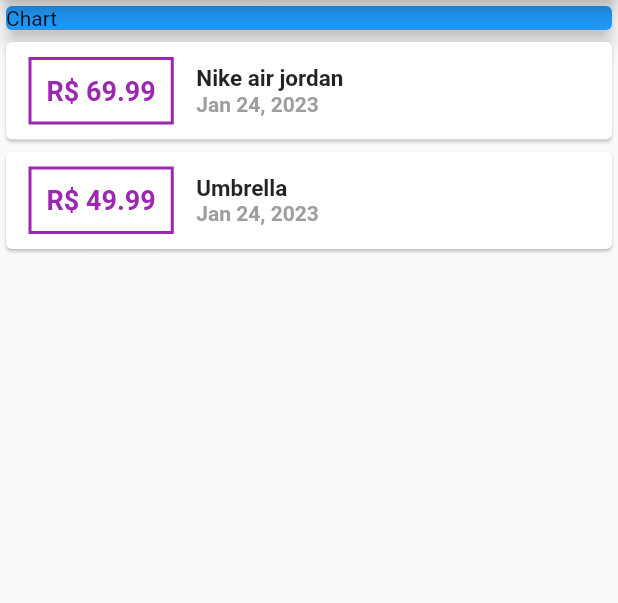
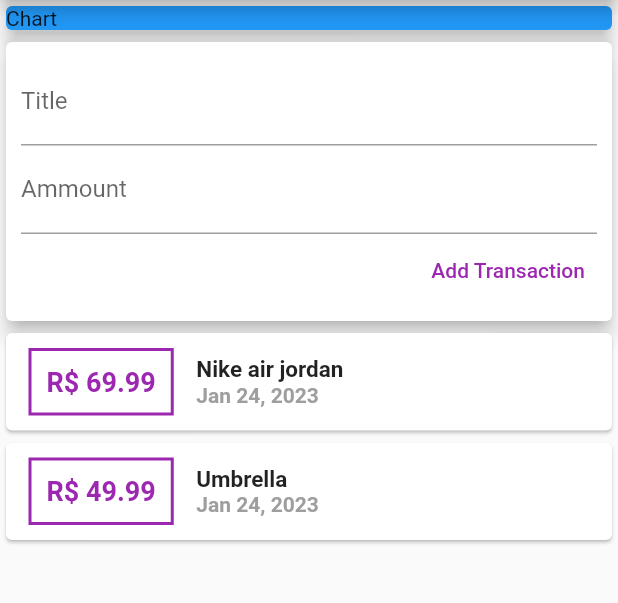
Before and after one commit to Rod634/expenses-app, a Flutter app: the screen it shows after launch, on a phone screen of 412 x 824 dp, the part 84-687 px from its top. Run offline on Flutter 3.47's test engine with Material 2 defaults, Android fonts, the phone set to English and light mode, and no system bars.

Commit message:
input fields to add a new transaction

```diff
--- a/lib/main.dart
+++ b/lib/main.dart
@@ -21,6 +21,9 @@ class MyApp extends StatelessWidget {
     )
   ];
 
+  String transactionTitle = "";
+  String transactionAmmount = "";
+
   // This widget is the root of your application.
   @override
   Widget build(BuildContext context) {
@@ -39,6 +42,37 @@ class MyApp extends StatelessWidget {
                 color: Colors.blue,
                 child: Text('Chart'),
               ),
+            ),
+            Card(
+              elevation: 5,
+              child: Container(
+                  padding: EdgeInsets.all(10),
+                  child: Column(
+                    crossAxisAlignment: CrossAxisAlignment.end,
+                    children: [
+                      TextField(
+                        decoration: InputDecoration(labelText: 'Title'),
+                        onChanged: (val) {
+                          transactionTitle = val;
+                        },
+                      ),
+                      TextField(
+                        decoration: InputDecoration(labelText: 'Ammount'),
+                        onChanged: (val) {
+                          transactionAmmount = val;
+                        },
+                      ),
+                      TextButton(
+                        onPressed: () {},
+                        child: Text(
+                          'Add Transaction',
+                          style: TextStyle(
+                            color: Colors.purple,
+                          ),
+                        ),
+                      )
+                    ],
+                  )),
             ),
             Column(
                 children: transactions.map((tx) {
```
